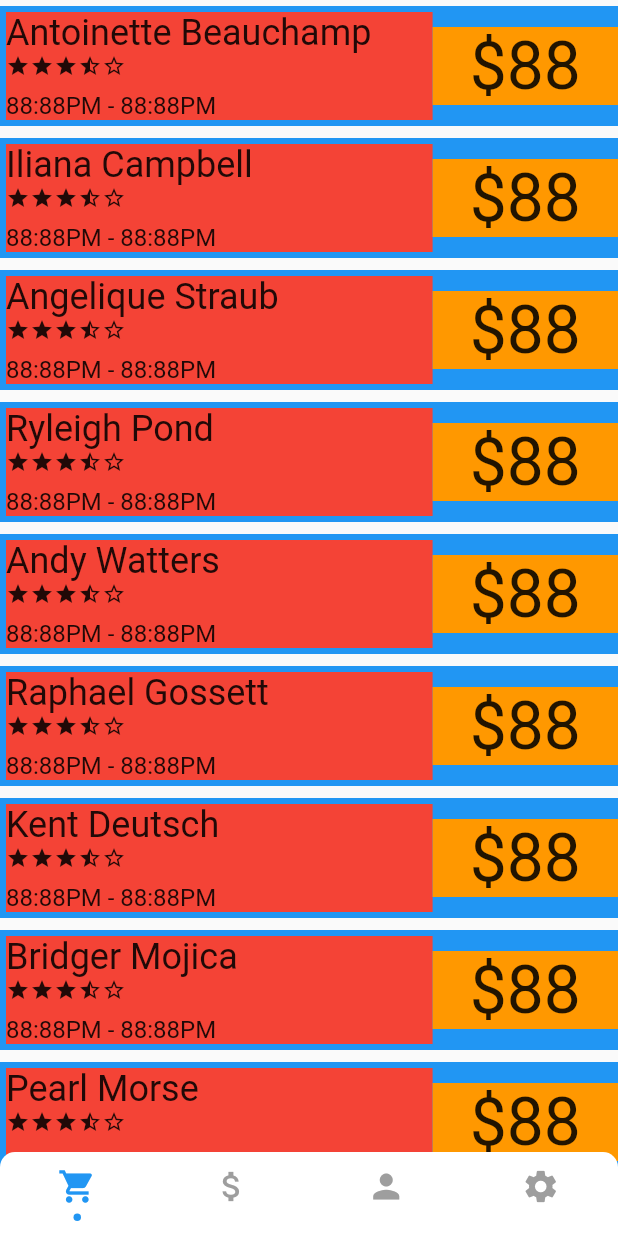
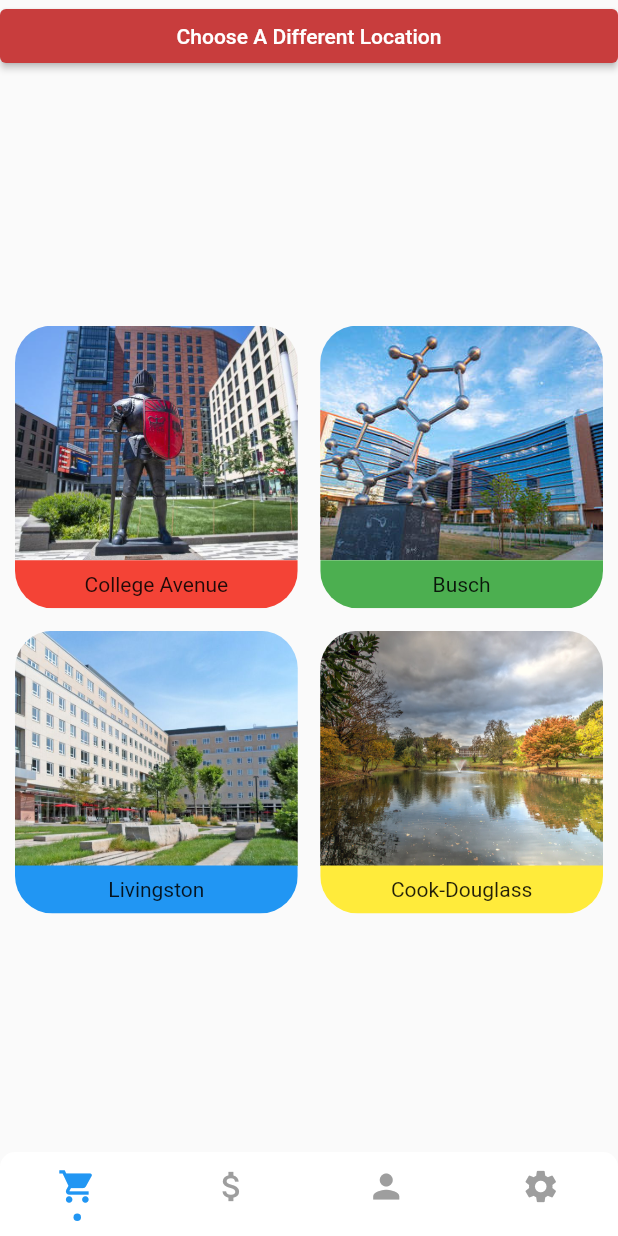
Before and after one commit to SoPat712/RUSwipeShare, a Flutter app: the screen it shows once a user with an empty profile is signed in, on a phone screen of 412 x 824 dp. Run offline on Flutter 3.47's test engine with Material 2 defaults, Android fonts, the phone set to English and light mode, and no system bars; drawn by our look-alikes of persistent_bottom_nav_bar; our stand-ins replace cloud_firestore, firebase_auth, firebase_core, firebase_database, flutter_credit_card; missing offline and left inert: dart:ffi, flutter_stripe, flutterfire_ui; accounts and stored records are empty.

Commit message:
buy menu beginning ui

```diff
--- a/lib/buy.dart
+++ b/lib/buy.dart
@@ -13,7 +13,16 @@ class _BuyScreenState extends State<BuyScreen> {
   Widget build(BuildContext context) {
     TimeOfDay _time = TimeOfDay.now();
     return Scaffold(
-      body: const OffersListView(),
+      body: Column(
+        children: [
+          Container(
+            width: double.infinity,
+            child: ElevatedButton(
+                onPressed: () {}, child: Text("Choose A Different Location")),
+          ),
+          const Expanded(child: CampusGridView()),
+        ],
+      ),
     );
   }
 }
@@ -39,6 +48,7 @@ class OffersListView extends StatelessWidget {
   Widget build(BuildContext context) {
     return ListView.builder(
         itemCount: 30,
+        padding: EdgeInsets.zero,
         itemBuilder: (BuildContext context, int index) {
           return InkWell(
             onTap: () {
@@ -48,7 +58,7 @@ class OffersListView extends StatelessWidget {
             child: Container(
               height: 80,
               color: Colors.blue,
-              margin: const EdgeInsets.only(top: 4, bottom: 4),
+              margin: const EdgeInsets.only(bottom: 4),
               child: Row(
                 children: [
                   Expanded(
@@ -109,7 +119,112 @@ class OffersListView extends StatelessWidget {
         });
   }
 }
-// return Container(
-//   height: 80,
-//   color: Colors.amber[colorCodes[index % colorCodes.length]],
-// );
+
+class CampusGridView extends StatelessWidget {
+  const CampusGridView({super.key});
+
+  @override
+  Widget build(BuildContext context) {
+    return Center(
+      child: GridView.count(
+        shrinkWrap: true,
+        physics: NeverScrollableScrollPhysics(),
+        crossAxisCount: 2,
+        crossAxisSpacing: 15,
+        childAspectRatio: 1,
+        mainAxisSpacing: 15,
+        padding: EdgeInsets.all(10),
+        children: [
+          ClipRRect(
+            borderRadius: BorderRadius.all(Radius.circular(25)),
+            child: Column(
+              children: [
+                Expanded(
+                  child: Image.asset(
+                    'assets/ca_bg.jpg',
+                    fit: BoxFit.cover,
+                  ),
+                ),
+                Container(
+                  width: double.infinity,
+                  padding: EdgeInsets.all(8),
+                  color: Colors.red,
+                  child: Text(
+                    "College Avenue",
+                    textAlign: TextAlign.center,
+                  ),
+                ),
+              ],
+            ),
+          ),
+          ClipRRect(
+            borderRadius: BorderRadius.all(Radius.circular(25)),
+            child: Column(
+              children: [
+                Expanded(
+                  child: Image.asset(
+                    'assets/busch_bg.jpg',
+                    fit: BoxFit.cover,
+                  ),
+                ),
+                Container(
+                  width: double.infinity,
+                  padding: EdgeInsets.all(8),
+                  color: Colors.green,
+                  child: Text(
+                    "Busch",
+                    textAlign: TextAlign.center,
+                  ),
+                ),
+              ],
+            ),
+          ),
+          ClipRRect(
+            borderRadius: BorderRadius.all(Radius.circular(25)),
+            child: Column(
+              children: [
+                Expanded(
+                  child: Image.asset(
+                    'assets/livi_bg.jpg',
+                    fit: BoxFit.cover,
+                  ),
+                ),
+                Container(
+                  width: double.infinity,
+                  padding: EdgeInsets.all(8),
+                  color: Colors.blue,
+                  child: Text(
+                    "Livingston",
+                    textAlign: TextAlign.center,
+                  ),
+                ),
+              ],
+            ),
+          ),
+          ClipRRect(
+            borderRadius: BorderRadius.all(Radius.circular(25)),
+            child: Column(
+              children: [
+                Expanded(
+                  child: Image.asset(
+                    'assets/cd_bg.jpg',
+                    fit: BoxFit.cover,
+                  ),
+                ),
+                Container(
+                  width: double.infinity,
+                  padding: EdgeInsets.all(8),
+                  color: Colors.yellow,
+                  child: Text(
+                    "Cook-Douglass",
+                    textAlign: TextAlign.center,
+                  ),
+                ),
+              ],
+            ),
+          ),
+        ],
+      ),
+    );
+  }
+}
```
Also changed, not shown: assets/busch_bg.jpg (added), assets/ca_bg.jpg (added), assets/cd_bg.jpg (added), assets/livi_bg.jpg (added).
